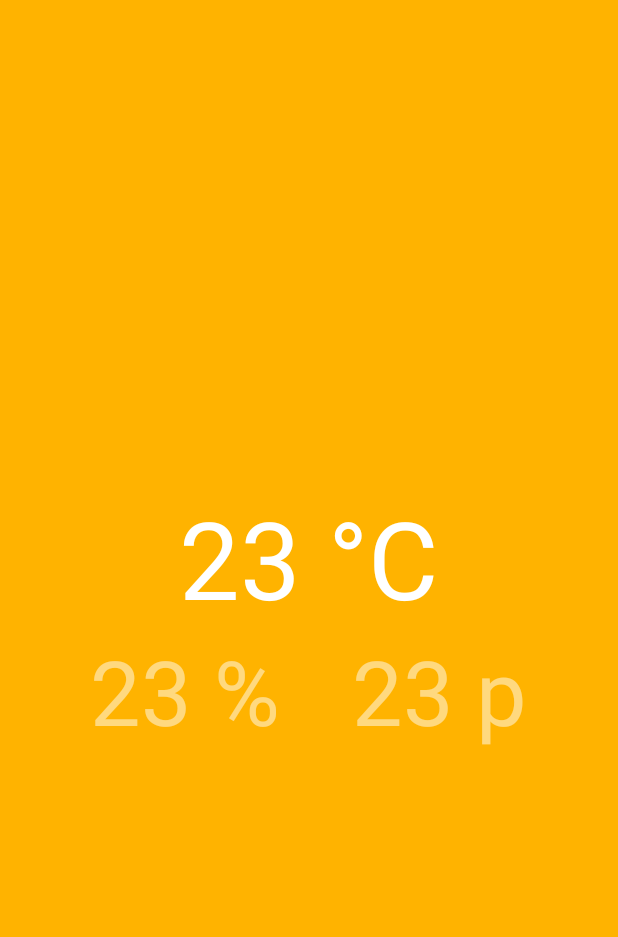
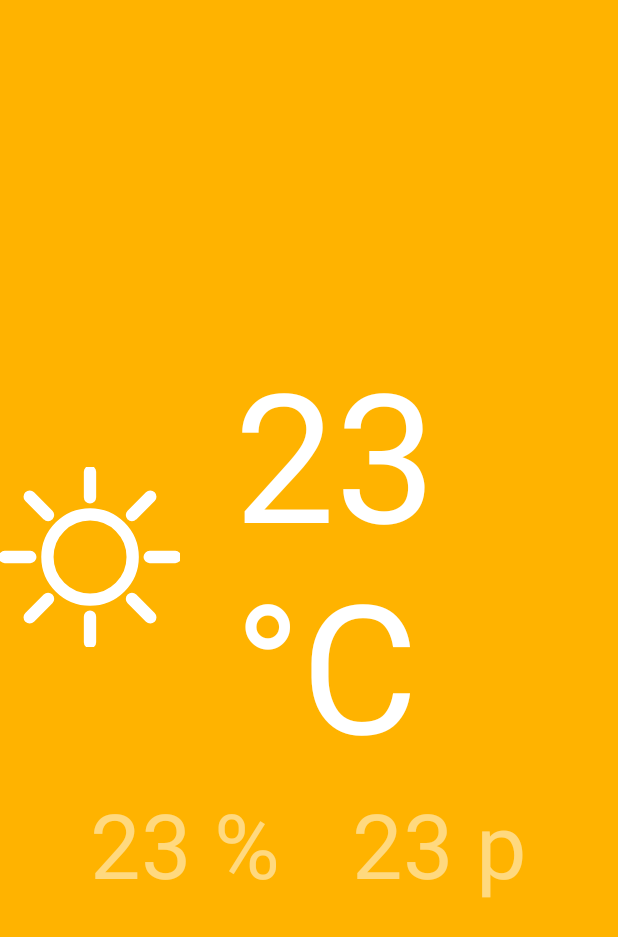
Before and after one commit to simmlemming/weatherapp, an Android app: the layout activity_main.xml on its own in the app's theme, with its tools: preview values and no code run, on a phone screen of 412 x 824 dp. Shown: the top 937 px of the screen. Run offline under Robolectric (Android 15) with nearby library versions, the phone set to English and light mode, and no system bars.

Commit message:
Weather icon is shown on screen.

```diff
--- a/app/src/main/java/org/weather/kweatherapp/MainActivity.kt
+++ b/app/src/main/java/org/weather/kweatherapp/MainActivity.kt
@@ -47,6 +47,7 @@ class MainActivity : LifecycleActivity(), Observer<WeatherInfo?> {
         currentWeatherView.setTemperature(weather?.temp ?: 0)
         currentWeatherView.setPressure(weather?.pressure ?: 0)
         currentWeatherView.setHumidity(weather?.humidity ?: 0)
+        currentWeatherView.setIcon(weather?.icon ?: "")
     }
 
     private fun startObservingWeather() {
--- a/app/src/main/java/org/weather/kweatherapp/MainViewModel.kt
+++ b/app/src/main/java/org/weather/kweatherapp/MainViewModel.kt
@@ -50,7 +50,6 @@ class MainViewModel(app: Application) : AndroidViewModel(app) {
         }
 
         override fun onResponse(c: Call<WeatherResponse>?, response: Response<WeatherResponse>?) {
-            Log.i("W", "${response?.body()}")
             value = response?.body()?.toWeatherInfo()
         }
 
--- a/app/src/main/java/org/weather/kweatherapp/WeatherInfo.kt
+++ b/app/src/main/java/org/weather/kweatherapp/WeatherInfo.kt
@@ -3,4 +3,4 @@ package org.weather.kweatherapp
 /**
  * Created by mtkachenko on 26/07/17.
  */
-data class WeatherInfo(val name : String, val temp : Int, val humidity : Int, val pressure : Int)
+data class WeatherInfo(val name : String, val temp : Int, val humidity : Int, val pressure : Int, val icon : String)
--- a/app/src/main/java/org/weather/kweatherapp/WeatherWidget.kt
+++ b/app/src/main/java/org/weather/kweatherapp/WeatherWidget.kt
@@ -4,6 +4,7 @@ import android.content.Context
 import android.util.AttributeSet
 import android.widget.FrameLayout
 import kotlinx.android.synthetic.main.weather_widget.view.humidity as humidityView
+import kotlinx.android.synthetic.main.weather_widget.view.icon as iconView
 import kotlinx.android.synthetic.main.weather_widget.view.pressure as pressureView
 import kotlinx.android.synthetic.main.weather_widget.view.temp as tempView
 
@@ -28,4 +29,9 @@ class WeatherWidget(context: Context, attributeSet: AttributeSet) : FrameLayout(
     fun setHumidity(humidity: Int) {
         humidityView.text = "$humidity %"
     }
+
+    fun setIcon(id : String) {
+        val icon = resources.getIdentifier("ic_w$id", "drawable", context.getPackageName())
+        iconView.setImageResource(icon)
+    }
 }
--- /dev/null
+++ b/app/src/main/res/drawable/ic_w01d.xml
@@ -0,0 +1,60 @@
+<vector xmlns:android="http://schemas.android.com/apk/res/android"
+    android:width="380dp"
+    android:height="380dp"
+    android:viewportHeight="380.0"
+    android:viewportWidth="380.0">
+    <path
+        android:fillColor="#FFFFFF"
+        android:fillType="evenOdd"
+        android:pathData="M190.1,290.1C135,290.1 90.1,245.2 90.1,190.1C90.1,135 135,90.1 190.1,90.1C245.2,90.1 290.1,135 290.1,190.1C290.1,245.2 245.2,290.1 190.1,290.1ZM190.1,110.1C146,110.1 110.1,146 110.1,190.1C110.1,234.2 146,270.1 190.1,270.1C234.2,270.1 270.1,234.2 270.1,190.1C270.1,146 234.2,110.1 190.1,110.1Z"
+        android:strokeColor="#FFFFFF"
+        android:strokeWidth="6" />
+    <path
+        android:fillColor="#FFFFFF"
+        android:fillType="evenOdd"
+        android:pathData="M190,74C184.5,74 180,69.5 180,64L180,10C180,4.5 184.5,0 190,0C195.5,0 200,4.5 200,10L200,64C200,69.5 195.5,74 190,74Z"
+        android:strokeColor="#FFFFFF"
+        android:strokeWidth="6" />
+    <path
+        android:fillColor="#FFFFFF"
+        android:fillType="evenOdd"
+        android:pathData="M190,380C184.5,380 180,375.5 180,370L180,316C180,310.5 184.5,306 190,306C195.5,306 200,310.5 200,316L200,370C200,375.5 195.5,380 190,380Z"
+        android:strokeColor="#FFFFFF"
+        android:strokeWidth="6" />
+    <path
+        android:fillColor="#FFFFFF"
+        android:fillType="evenOdd"
+        android:pathData="M64,200L10,200C4.5,200 0,195.5 0,190C0,184.5 4.5,180 10,180L64,180C69.5,180 74,184.5 74,190C74,195.5 69.5,200 64,200Z"
+        android:strokeColor="#FFFFFF"
+        android:strokeWidth="6" />
+    <path
+        android:fillColor="#FFFFFF"
+        android:fillType="evenOdd"
+        android:pathData="M370,200L316,200C310.5,200 306,195.5 306,190C306,184.5 310.5,180 316,180L370,180C375.5,180 380,184.5 380,190C380,195.5 375.5,200 370,200Z"
+        android:strokeColor="#FFFFFF"
+        android:strokeWidth="6" />
+    <path
+        android:fillColor="#FFFFFF"
+        android:fillType="evenOdd"
+        android:pathData="M278.5,111.5C276,111.5 273.4,110.5 271.5,108.5C267.6,104.6 267.6,98.3 271.5,94.4L310.2,55.6C314.1,51.7 320.4,51.7 324.4,55.6C328.3,59.6 328.3,65.9 324.4,69.8L285.6,108.5C283.7,110.5 281.1,111.5 278.5,111.5Z"
+        android:strokeColor="#FFFFFF"
+        android:strokeWidth="6" />
+    <path
+        android:fillColor="#FFFFFF"
+        android:fillType="evenOdd"
+        android:pathData="M62.7,327.3C60.2,327.3 57.6,326.3 55.6,324.4C51.7,320.4 51.7,314.1 55.6,310.2L94.4,271.5C98.3,267.6 104.6,267.6 108.5,271.5C112.4,275.4 112.4,281.7 108.5,285.6L69.8,324.4C67.8,326.3 65.3,327.3 62.7,327.3Z"
+        android:strokeColor="#FFFFFF"
+        android:strokeWidth="6" />
+    <path
+        android:fillColor="#FFFFFF"
+        android:fillType="evenOdd"
+        android:pathData="M101.5,111.5C98.9,111.5 96.3,110.5 94.4,108.5L55.6,69.8C51.7,65.9 51.7,59.6 55.6,55.6C59.6,51.7 65.9,51.7 69.8,55.6L108.5,94.4C112.4,98.3 112.4,104.6 108.5,108.5C106.6,110.5 104,111.5 101.5,111.5Z"
+        android:strokeColor="#FFFFFF"
+        android:strokeWidth="6" />
+    <path
+        android:fillColor="#FFFFFF"
+        android:fillType="evenOdd"
+        android:pathData="M317.3,327.3C314.7,327.3 312.2,326.3 310.2,324.4L271.5,285.6C267.6,281.7 267.6,275.4 271.5,271.5C275.4,267.6 281.7,267.6 285.6,271.5L324.4,310.2C328.3,314.1 328.3,320.4 324.4,324.4C322.4,326.3 319.8,327.3 317.3,327.3Z"
+        android:strokeColor="#FFFFFF"
+        android:strokeWidth="6" />
+</vector>
--- a/app/src/main/res/layout/weather_widget.xml
+++ b/app/src/main/res/layout/weather_widget.xml
@@ -2,17 +2,31 @@
 <LinearLayout xmlns:android="http://schemas.android.com/apk/res/android"
     xmlns:tools="http://schemas.android.com/tools"
     android:layout_width="wrap_content"
+    android:layout_height="wrap_content"
     android:gravity="center"
-    android:layout_height="wrap_content"
     android:orientation="vertical">
 
-    <TextView
-        android:id="@+id/temp"
+    <LinearLayout
         android:layout_width="wrap_content"
-        android:layout_height="wrap_content"
-        android:layout_centerInParent="true"
-        android:text="23 °C"
-        android:textSize="72sp" />
+        android:gravity="center"
+        android:layout_height="wrap_content">
+
+        <ImageView
+            android:id="@+id/icon"
+            android:layout_width="120dp"
+            android:layout_height="120dp"
+            android:src="@drawable/ic_w01d" />
+
+        <TextView
+            android:id="@+id/temp"
+            android:layout_width="wrap_content"
+            android:layout_marginLeft="36dp"
+            android:layout_height="wrap_content"
+            android:layout_centerInParent="true"
+            android:text="23 °C"
+            android:textSize="120sp" />
+
+    </LinearLayout>
 
     <LinearLayout
         android:layout_width="wrap_content"
@@ -21,20 +35,20 @@
         <TextView
             android:id="@+id/humidity"
             android:layout_width="wrap_content"
-            android:alpha="0.5"
             android:layout_height="wrap_content"
             android:layout_centerInParent="true"
             android:layout_marginRight="24dp"
+            android:alpha="0.5"
             android:text="23 %"
             android:textSize="60sp" />
 
         <TextView
             android:id="@+id/pressure"
-            android:alpha="0.5"
             android:layout_width="wrap_content"
             android:layout_height="wrap_content"
             android:layout_centerInParent="true"
             android:layout_marginLeft="24dp"
+            android:alpha="0.5"
             android:text="23 p"
             android:textSize="60sp" />
     </LinearLayout>
--- /dev/null
+++ b/app/src/main/res/values/dimen.xml
@@ -0,0 +1,4 @@
+<?xml version="1.0" encoding="utf-8"?>
+<resources>
+    <dimen name="s">96dp</dimen>
+</resources>
--- a/app/src/main/res/values/strings.xml
+++ b/app/src/main/res/values/strings.xml
@@ -1,6 +1,6 @@
 <resources>
     <string name="app_name">KWeatherApp</string>
-    <string name="temp_format">%d °C</string>
+    <string name="temp_format">%d ℃</string>
     <!--<string name="pressure_format">%d ƕ</string>-->
     <!--<string name="pressure_format">%d ʘ</string>-->
     <!--<string name="pressure_format">%d Ξ</string>-->
```
Also changed, not shown: app/src/main/java/org/weather/kweatherapp/WeatherApi.kt (+6 -8 lines), app/src/main/res/drawable/ic_w02d.xml (added, +54 -0 lines), app/src/main/res/drawable/ic_w03d.xml (added, +12 -0 lines), app/src/main/res/drawable/ic_w04d.xml (added, +12 -0 lines), app/src/main/res/drawable/ic_w09d.xml (added, +42 -0 lines), app/src/main/res/drawable/ic_w10d.xml (added, +78 -0 lines), app/src/main/res/drawable/ic_w11d.xml (added, +42 -0 lines), app/src/main/res/drawable/ic_w13d.xml (added, +54 -0 lines), app/src/main/res/drawable/ic_w50d.xml (added, +36 -0 lines), 1 other file.
